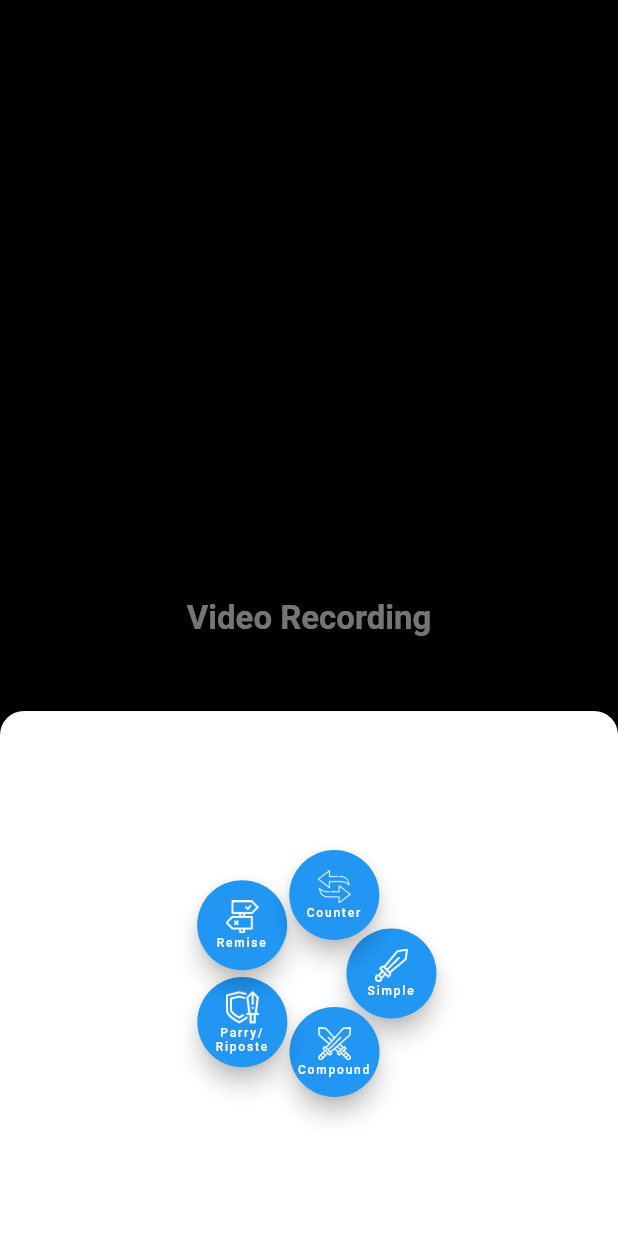
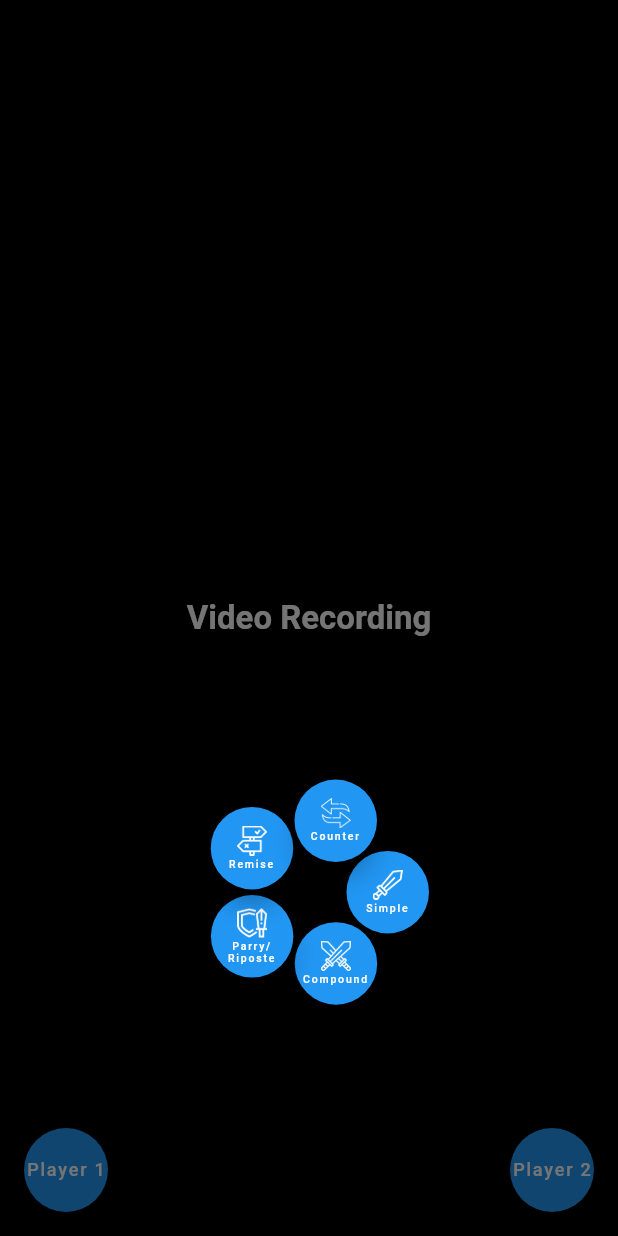
Before and after one commit to gameonjon/UFL-radial-button, a Flutter app: the screen it shows after launch, after a tap on "Player 1", on a phone screen of 412 x 824 dp. Run offline on Flutter 3.47's test engine with Material 2 defaults, Android fonts, the phone set to English and light mode, and no system bars.

Commit message:
update transparency backgrounds

```diff
--- a/lib/main.dart
+++ b/lib/main.dart
@@ -27,24 +27,33 @@ class HomeScreen extends StatelessWidget {
   void _showMenu(BuildContext context, String player) {
     showModalBottomSheet(
       context: context,
+
       backgroundColor: Colors.transparent,
       builder: (BuildContext context) {
         return Container(
-          height: 350.0,
+
+          // height: 350.0,
+          // alignment: Alignment.topCenter,
+
+          // maxHeight: MediaQuery.of(context).size.height,
+
+          height: MediaQuery.of(context).size.height,
+          // width: 100.0,
           decoration: BoxDecoration(
-            color: Colors.white,
-            borderRadius: BorderRadius.only(
-              topLeft: Radius.circular(16.0),
-              topRight: Radius.circular(16.0),
-            ),
+            color: Colors.transparent,
+            shape: BoxShape.circle,
+            // borderRadius: BorderRadius.only(
+            //   topLeft: Radius.circular(16.0),
+            //   topRight: Radius.circular(16.0),
+
+            // ),
           ),
           child: LayoutBuilder(
             builder: (context, constraints) {
               final centerX = constraints.maxWidth / 2;
               final centerY = constraints.maxHeight/2;
-
-              final buttonSize = 60.0;
-              final radius = 55.0;
+              final buttonSize = 50.0;
+              final radius = 50.0;
               //for top and left at the end it should be:
                 //radius - buttonSize / 2
 
@@ -150,7 +159,9 @@ class HomeScreen extends StatelessWidget {
             Positioned(
               top: top,
               left: left-14.0,
-              child: FloatingActionButton.small(
+              height: 35.0,
+              width: 35.0,
+              child: FloatingActionButton(
                 onPressed: () {
                   _handleOptionSelected(context, player, option, 'Hit');
                 },
@@ -173,7 +184,9 @@ class HomeScreen extends StatelessWidget {
             Positioned(
               top: top,
               left: left + 28.0,
-              child: FloatingActionButton.small(
+              height: 35.0,
+              width: 35.0,
+              child: FloatingActionButton(
                 onPressed: () {
                   _handleOptionSelected(context, player, option, 'Miss');
                 },
@@ -294,8 +307,8 @@ class CircularButton extends StatelessWidget {
   @override
   Widget build(BuildContext context) {
     return Container(
-      height: 60.0,
-      width: 60.0,
+      height: 55.0,
+      width: 55.0,
       child: FloatingActionButton(
         onPressed: onPressed,
         backgroundColor: Colors.blue,
@@ -304,8 +317,8 @@ class CircularButton extends StatelessWidget {
           children: [
             Image.asset(
               imagePath,
-              width: 22.0,
-              height: 22.0,
+              width: 20.0,
+              height: 20.0,
               color: Colors.white,
             ),
             SizedBox(height: 2.0),
@@ -314,7 +327,7 @@ class CircularButton extends StatelessWidget {
               textAlign: TextAlign.center,
               style: TextStyle(
                 color: Colors.white,
-                fontSize: 8.0,
+                fontSize: 7.0,
               ),
             ),
           ],
```
